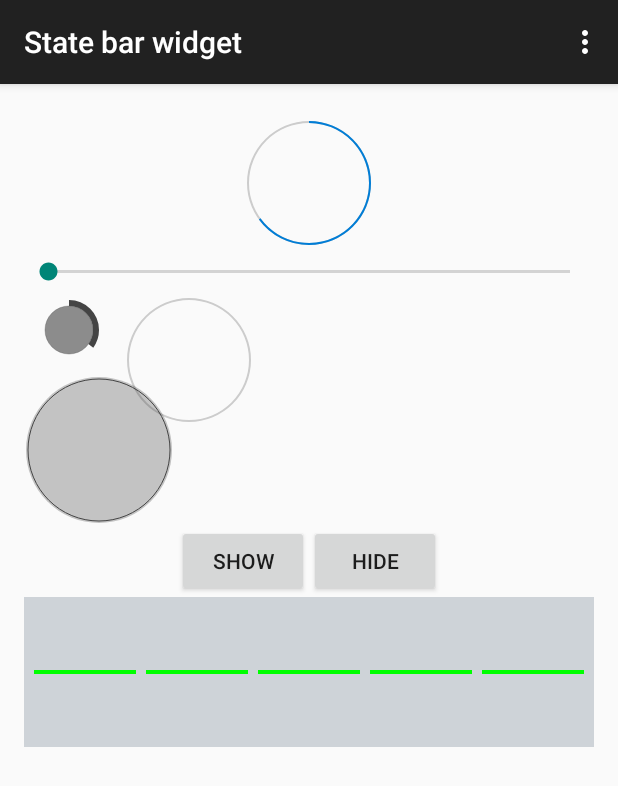
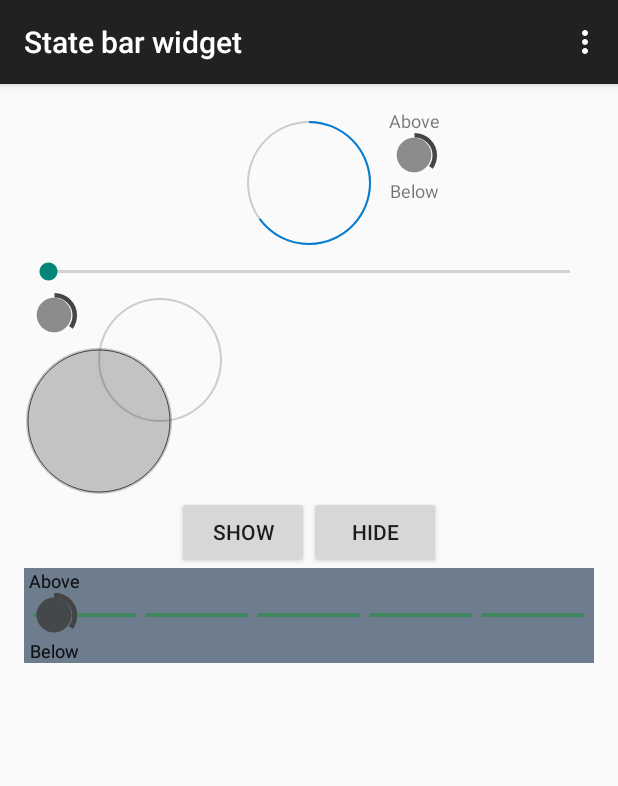
Before and after one commit to nick0lay/State-indicator-widget, an Android app: the screen it shows after launch (MainActivity), on a phone screen of 412 x 824 dp. Shown: the top 786 px of the screen. Run offline under Robolectric (Android 15) with nearby library versions, the phone set to English and light mode, and no system bars; our stand-ins replace CircleImageView.

Commit message:
Progress placed inside StateBar.java. Intermediate but working solution.

```diff
--- a/app/src/main/java/nnc/statebarwidget/circularprogressbar/Bar.java
+++ b/app/src/main/java/nnc/statebarwidget/circularprogressbar/Bar.java
@@ -80,7 +80,6 @@ public class Bar {
     public void draw(Canvas canvas) {
         for(int i = 0; i < numSegments; i++) {
             canvas.drawLine(getLeftX(i), y, getRightX(i), y, activeBarPaint);
-            Log.d("Segment line", "Segment " + i + " startX - " + getLeftX(i) + " endX - " + getRightX(i) + " y - " + y);
         }
     }
 
--- a/app/src/main/java/nnc/statebarwidget/circularprogressbar/Line.java
+++ b/app/src/main/java/nnc/statebarwidget/circularprogressbar/BarPoint.java
@@ -1,7 +1,8 @@
 package nnc.statebarwidget.circularprogressbar;
 
 /**
- * Color connecting line
+ * Bar tick representation
  */
-public class Line {
+public class BarPoint {
+
 }
--- a/app/src/main/java/nnc/statebarwidget/circularprogressbar/CircularProgressBarWithText.java
+++ b/app/src/main/java/nnc/statebarwidget/circularprogressbar/CircularProgressBarWithText.java
@@ -2,8 +2,11 @@ package nnc.statebarwidget.circularprogressbar;
 
 import android.content.Context;
 import android.util.AttributeSet;
+import android.view.View;
 import android.widget.LinearLayout;
 import android.widget.TextView;
+
+import nnc.statebarwidget.R;
 
 /**
  * Circular progress bar with text elements above and below
@@ -15,6 +18,14 @@ public class CircularProgressBarWithText extends LinearLayout{
 
     public CircularProgressBarWithText(Context context, AttributeSet attrs) {
         super(context, attrs);
+        init(context, attrs);
+    }
+
+    private void init(Context context, AttributeSet attrs) {
+        View v = View.inflate(context, R.layout.circular_progress_bar_with_text, this);
+        progressBar = (CircleProgressBar)v.findViewById(R.id.progressCircular);
+        above = (TextView)v.findViewById(R.id.textAbove);
+        below = (TextView)v.findViewById(R.id.textBelow);
     }
 
 
--- a/app/src/main/java/nnc/statebarwidget/circularprogressbar/StateBar.java
+++ b/app/src/main/java/nnc/statebarwidget/circularprogressbar/StateBar.java
@@ -3,55 +3,182 @@ package nnc.statebarwidget.circularprogressbar;
 import android.content.Context;
 import android.graphics.Canvas;
 import android.graphics.Color;
-import android.graphics.Paint;
+import android.graphics.Rect;
 import android.util.AttributeSet;
+import android.util.Log;
+import android.view.Gravity;
 import android.view.View;
+import android.view.ViewGroup;
+import android.widget.TextView;
+
+import java.util.ArrayList;
 
 /**
  * Full state bar representation
  */
-public class StateBar extends View {
+public class StateBar extends ViewGroup {
 
     private int mDefaultWidth = 500;
     private int mDefaultHeight = 150;
 
+    /** The amount of space used by children in the left gutter. */
+    private int mLeftWidth;
+
+    /** The amount of space used by children in the right gutter. */
+    private int mRightWidth;
+
+    /** These are used for computing child frames based on their gravity. */
+    private final Rect mTmpContainerRect = new Rect();
+    private final Rect mTmpChildRect = new Rect();
+
+    private ArrayList<CircleProgressBar> points = new ArrayList<>();
     private Bar bar;
 
     public StateBar(Context context, AttributeSet attrs) {
         super(context, attrs);
+        initProgressBar(attrs);
     }
+
 
     @Override
     protected void onMeasure(int widthMeasureSpec, int heightMeasureSpec) {
 
-        int width;
-        int height;
+        int count = getChildCount();
 
-        // Get measureSpec mode and size values.
-        final int measureWidthMode = MeasureSpec.getMode(widthMeasureSpec);
-        final int measureHeightMode = MeasureSpec.getMode(heightMeasureSpec);
-        final int measureWidth = MeasureSpec.getSize(widthMeasureSpec);
-        final int measureHeight = MeasureSpec.getSize(heightMeasureSpec);
+        // These keep track of the space we are using on the left and right for
+        // views positioned there; we need member variables so we can also use
+        // these for layout later.
+        mLeftWidth = 0;
+        mRightWidth = 0;
 
-        // The RangeBar width should be as large as possible.
-        if (measureWidthMode == MeasureSpec.AT_MOST) {
-            width = measureWidth;
-        } else if (measureWidthMode == MeasureSpec.EXACTLY) {
-            width = measureWidth;
-        } else {
-            width = mDefaultWidth;
+        // Measurement will ultimately be computing these values.
+        int maxHeight = 0;
+        int maxWidth = 0;
+        int childState = 0;
+
+        for (int i = 0; i < count; i++) {
+            final View child = getChildAt(i);
+            if (child.getVisibility() != GONE) {
+                // Measure the child.
+                measureChildWithMargins(child, widthMeasureSpec, 0, heightMeasureSpec, 0);
+                final LayoutParams lp = (LayoutParams) child.getLayoutParams();
+                maxWidth = Math.max(maxWidth,
+                        child.getMeasuredWidth() + lp.leftMargin + lp.rightMargin);
+                maxHeight = Math.max(maxHeight,
+                        child.getMeasuredHeight() + lp.topMargin + lp.bottomMargin);
+                childState = combineMeasuredStates(childState, child.getMeasuredState());
+            }
         }
 
-        // The RangeBar height should be as small as possible.
-        if (measureHeightMode == MeasureSpec.AT_MOST) {
-            height = Math.min(mDefaultHeight, measureHeight);
-        } else if (measureHeightMode == MeasureSpec.EXACTLY) {
-            height = measureHeight;
-        } else {
-            height = mDefaultHeight;
+        // Total width is the maximum width of all inner children plus the gutters.
+        maxWidth += mLeftWidth + mRightWidth;
+
+        // Check against our minimum height and width
+        maxHeight = Math.max(maxHeight, getSuggestedMinimumHeight());
+        maxWidth = Math.max(maxWidth, getSuggestedMinimumWidth());
+        Log.d("measure", "Width - " + maxWidth + " Height - " + maxHeight);
+
+        // Report our final dimensions.
+        setMeasuredDimension(resolveSizeAndState(maxWidth, widthMeasureSpec, childState),
+                resolveSizeAndState(maxHeight, heightMeasureSpec,
+                        childState << MEASURED_HEIGHT_STATE_SHIFT));
+
+
+//        int width;
+//        int height;
+//
+//        // Get measureSpec mode and size values.
+//        final int measureWidthMode = MeasureSpec.getMode(widthMeasureSpec);
+//        final int measureHeightMode = MeasureSpec.getMode(heightMeasureSpec);
+//        final int measureWidth = MeasureSpec.getSize(widthMeasureSpec);
+//        final int measureHeight = MeasureSpec.getSize(heightMeasureSpec);
+//
+//        // The RangeBar width should be as large as possible.
+//        if (measureWidthMode == MeasureSpec.AT_MOST) {
+//            width = measureWidth;
+//        } else if (measureWidthMode == MeasureSpec.EXACTLY) {
+//            width = measureWidth;
+//        } else {
+//            width = mDefaultWidth;
+//        }
+//
+//        // The RangeBar height should be as small as possible.
+//        if (measureHeightMode == MeasureSpec.AT_MOST) {
+//            height = Math.min(mDefaultHeight, measureHeight);
+//        } else if (measureHeightMode == MeasureSpec.EXACTLY) {
+//            height = measureHeight;
+//        } else {
+//            height = mDefaultHeight;
+//        }
+//        setMeasuredDimension(width, height);
+    }
+
+    @Override
+    protected void onLayout(boolean changed, int left, int top, int right, int bottom) {
+        final int count = getChildCount();
+
+        // These are the far left and right edges in which we are performing layout.
+        int leftPos = getPaddingLeft();
+        int rightPos = right - left - getPaddingRight();
+
+        // This is the middle region inside of the gutter.
+        final int middleLeft = leftPos + mLeftWidth;
+        final int middleRight = rightPos - mRightWidth;
+
+        // These are the top and bottom edges in which we are performing layout.
+        final int parentTop = getPaddingTop();
+        final int parentBottom = bottom - top - getPaddingBottom();
+
+        for (int i = 0; i < count; i++) {
+            final View child = getChildAt(i);
+            if (child.getVisibility() != GONE) {
+                final LayoutParams lp = (LayoutParams) child.getLayoutParams();
+
+                final int width = child.getMeasuredWidth();
+                final int height = child.getMeasuredHeight();
+
+                // Compute the frame in which we are placing this child.
+                mTmpContainerRect.left = middleLeft + lp.leftMargin;
+                mTmpContainerRect.right = middleRight - lp.rightMargin;
+                mTmpContainerRect.top = parentTop + lp.topMargin;
+                mTmpContainerRect.bottom = parentBottom - lp.bottomMargin;
+
+                // Use the child's gravity and size to determine its final
+                // frame within its container.
+                Gravity.apply(lp.gravity, width, height, mTmpContainerRect, mTmpChildRect);
+
+                // Place the child.
+                child.layout(mTmpChildRect.left, mTmpChildRect.top,
+                        mTmpChildRect.right, mTmpChildRect.bottom);
+                Log.d("layout", "Container - " + mTmpContainerRect.toString());
+            }
         }
-        setMeasuredDimension(width, height);
     }
+
+    private void initProgressBar(AttributeSet attrs) {
+        CircularProgressBarWithText point = new CircularProgressBarWithText(getContext(), attrs);
+        addView(point);
+        CircularProgressBarWithText point1 = new CircularProgressBarWithText(getContext(), attrs);
+        addView(point1);
+        CircularProgressBarWithText point2 = new CircularProgressBarWithText(getContext(), attrs);
+        addView(point2);
+        CircularProgressBarWithText point3 = new CircularProgressBarWithText(getContext(), attrs);
+        addView(point3);
+        CircularProgressBarWithText point4 = new CircularProgressBarWithText(getContext(), attrs);
+        addView(point4);
+    }
+
+//    public void addPoint(BarPoint point){
+//        if(point != null && !points.contains(point)){
+//            points.add(point);
+//        }
+//    }
+//
+//    public void removePoint(BarPoint point){
+//        if(point != null){
+//            points.remove(point);
+//        }
+//    }
 
     @Override
     protected void onSizeChanged(int w, int h, int oldw, int oldh) {
@@ -78,4 +205,66 @@ public class StateBar extends View {
             bar.draw(canvas);
         }
     }
+
+    // ----------------------------------------------------------------------
+    // The rest of the implementation is for custom per-child layout parameters.
+    // If you do not need these (for example you are writing a layout manager
+    // that does fixed positioning of its children), you can drop all of this.
+
+    @Override
+    public LayoutParams generateLayoutParams(AttributeSet attrs) {
+        return new StateBar.LayoutParams(getContext(), attrs);
+    }
+
+    @Override
+    protected LayoutParams generateDefaultLayoutParams() {
+        return new LayoutParams(LayoutParams.MATCH_PARENT, LayoutParams.MATCH_PARENT);
+    }
+
+    @Override
+    protected ViewGroup.LayoutParams generateLayoutParams(ViewGroup.LayoutParams p) {
+        return new LayoutParams(p);
+    }
+
+    @Override
+    protected boolean checkLayoutParams(ViewGroup.LayoutParams p) {
+        return p instanceof LayoutParams;
+    }
+
+    /**
+     * Custom per-child layout information.
+     */
+    public static class LayoutParams extends MarginLayoutParams {
+        /**
+         * The gravity to apply with the View to which these layout parameters
+         * are associated.
+         */
+        public int gravity = Gravity.TOP | Gravity.START;
+
+        public static int POSITION_MIDDLE = 0;
+        public static int POSITION_LEFT = 1;
+        public static int POSITION_RIGHT = 2;
+
+        public int position = POSITION_MIDDLE;
+
+        public LayoutParams(Context c, AttributeSet attrs) {
+            super(c, attrs);
+
+            // Pull the layout param values from the layout XML during
+            // inflation.  This is not needed if you don't care about
+            // changing the layout behavior in XML.
+//            TypedArray a = c.obtainStyledAttributes(attrs, R.styleable.CustomLayoutLP);
+//            gravity = a.getInt(R.styleable.CustomLayoutLP_android_layout_gravity, gravity);
+//            position = a.getInt(R.styleable.CustomLayoutLP_layout_position, position);
+//            a.recycle();
+        }
+
+        public LayoutParams(int width, int height) {
+            super(width, height);
+        }
+
+        public LayoutParams(ViewGroup.LayoutParams source) {
+            super(source);
+        }
+    }
 }
--- a/app/src/main/res/layout/circular_progress_bar_with_text.xml
+++ b/app/src/main/res/layout/circular_progress_bar_with_text.xml
@@ -9,15 +9,19 @@
         android:layout_width="match_parent"
         android:layout_height="match_parent"
         android:gravity="center_horizontal"
+        android:textSize="12dp"
         android:text="Above"/>
 
     <nnc.statebarwidget.circularprogressbar.CircleProgressBar
         android:id="@+id/progressCircular"
-        android:layout_width="40dp"
-        android:layout_height="40dp"
-        android:layout_margin="5dp"
+        android:layout_width="30dp"
+        android:layout_height="30dp"
+        android:minHeight="30dp"
+        android:minWidth="30dp"
+        android:layout_marginLeft="5dp"
+        android:layout_marginRight="5dp"
         app:progress="35"
-        app:progressBarThickness="4dp"
+        app:progressBarThickness="3dp"
         android:layout_below="@+id/seekBar"/>
 
     <TextView
@@ -25,5 +29,6 @@
         android:layout_width="match_parent"
         android:layout_height="match_parent"
         android:gravity="center_horizontal"
+        android:textSize="12dp"
         android:text="Below"/>
 </LinearLayout>
--- a/app/src/main/res/layout/fragment_main.xml
+++ b/app/src/main/res/layout/fragment_main.xml
@@ -8,6 +8,11 @@
     android:paddingTop="@dimen/activity_vertical_margin"
     android:paddingBottom="@dimen/activity_vertical_margin"
     tools:context=".MainActivity$PlaceholderFragment">
+    <nnc.statebarwidget.circularprogressbar.CircularProgressBarWithText
+        android:id="@+id/progressCircularWithText"
+        android:layout_width="100dp"
+        android:layout_height="100dp"
+        android:layout_toRightOf="@+id/progressBar"/>
     <ProgressBar
         android:id="@+id/progressBar"
         android:layout_width="100dp"
@@ -29,11 +34,11 @@
 
     <nnc.statebarwidget.circularprogressbar.CircleProgressBar
         android:id="@+id/progressCircular"
-        android:layout_width="40dp"
-        android:layout_height="40dp"
-        android:layout_margin="10dp"
+        android:layout_width="30dp"
+        android:layout_height="30dp"
+        android:layout_margin="5dp"
         app:progress="35"
-        app:progressBarThickness="4dp"
+        app:progressBarThickness="3dp"
         android:layout_below="@+id/seekBar"/>
     <ImageView
         android:layout_width="100dp"
```
